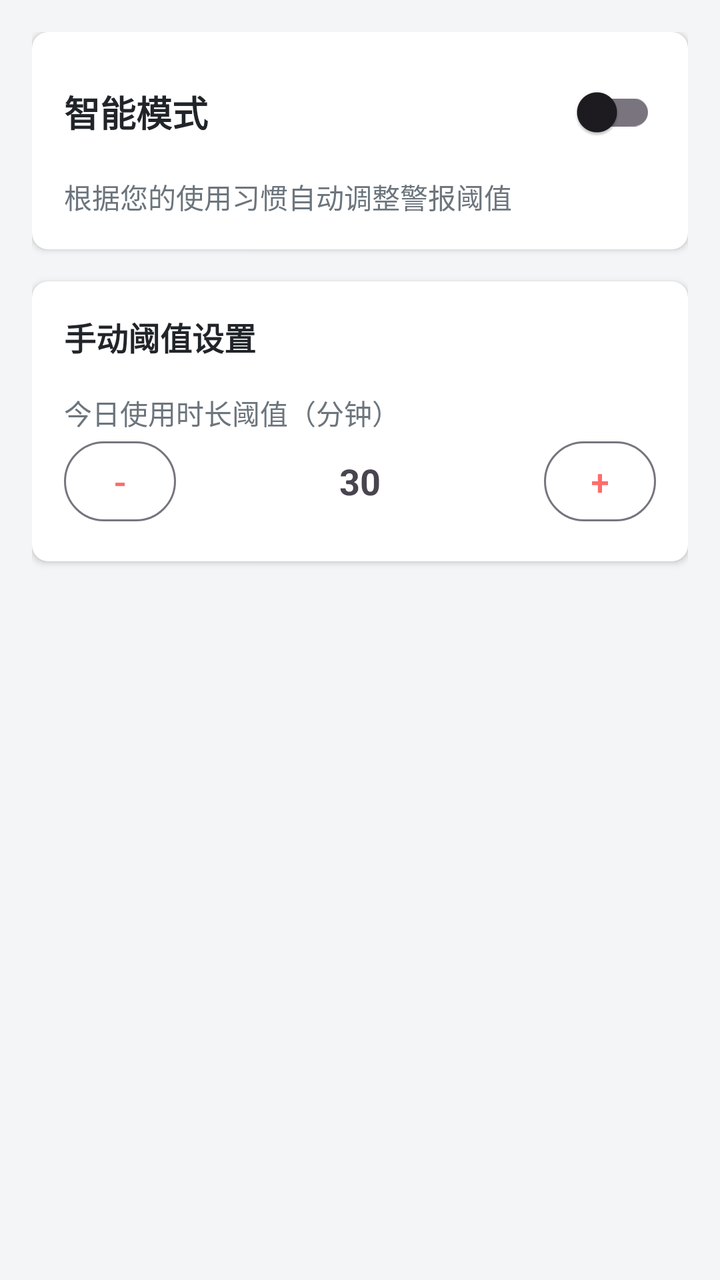
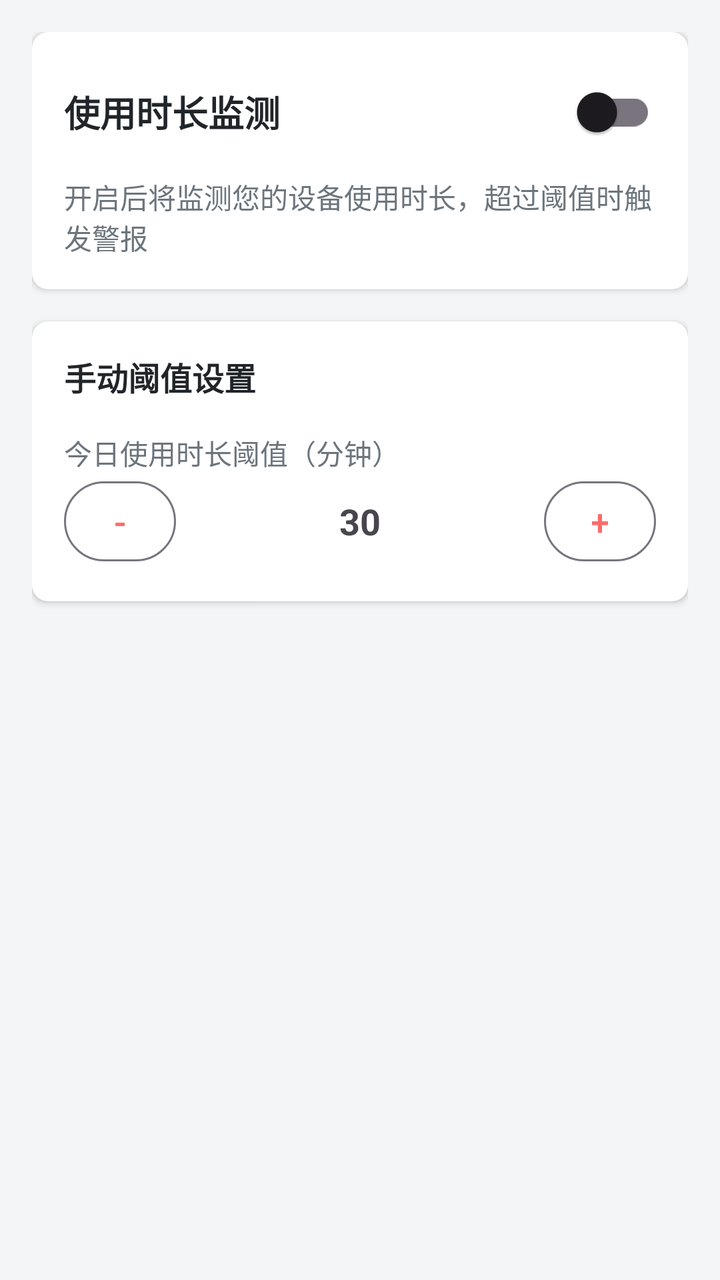

The first picture is an Android layout as it rendered before a commit; the second is the same layout after the commit. The layout source and the unified diff follow.
<!-- AndroidManifest.xml: application theme Theme.LiveWell -->
<!-- res/layout/dialog_usage_settings.xml -->
<?xml version="1.0" encoding="utf-8"?>
<ScrollView xmlns:android="http://schemas.android.com/apk/res/android"
    xmlns:app="http://schemas.android.com/apk/res-auto"
    android:layout_width="match_parent"
    android:layout_height="wrap_content"
    android:padding="16dp">

    <LinearLayout
        android:layout_width="match_parent"
        android:layout_height="wrap_content"
        android:orientation="vertical">

        
        <androidx.cardview.widget.CardView
            android:layout_width="match_parent"
            android:layout_height="wrap_content"
            app:cardCornerRadius="8dp"
            app:cardElevation="2dp"
            android:layout_marginBottom="16dp">

            <LinearLayout
                android:layout_width="match_parent"
                android:layout_height="wrap_content"
                android:orientation="vertical"
                android:padding="16dp">

                <LinearLayout
                    android:layout_width="match_parent"
                    android:layout_height="wrap_content"
                    android:orientation="horizontal"
                    android:gravity="center_vertical">

                    <TextView
                        android:layout_width="0dp"
                        android:layout_height="wrap_content"
                        android:layout_weight="1"
                        android:text="智能模式"
                        android:textSize="18sp"
                        android:textStyle="bold"
                        android:textColor="@color/text_primary"/>

                    <androidx.appcompat.widget.SwitchCompat
                        android:id="@+id/switchSmartMode"
                        android:layout_width="wrap_content"
                        android:layout_height="wrap_content"/>

                </LinearLayout>

                <TextView
                    android:layout_width="match_parent"
                    android:layout_height="wrap_content"
                    android:text="根据您的使用习惯自动调整警报阈值"
                    android:textSize="14sp"
                    android:textColor="@color/text_secondary"
                    android:layout_marginTop="8dp"/>

            </LinearLayout>

        </androidx.cardview.widget.CardView>

        

       

       
<androidx.cardview.widget.CardView
    android:id="@+id/cardThresholds"
    android:layout_width="match_parent"
    android:layout_height="wrap_content"
    app:cardCornerRadius="8dp"
    app:cardElevation="2dp"
    android:layout_marginBottom="16dp">

    <LinearLayout
        android:layout_width="match_parent"
        android:layout_height="wrap_content"
        android:orientation="vertical"
        android:padding="16dp">

        <TextView
            android:layout_width="match_parent"
            android:layout_height="wrap_content"
            android:text="手动阈值设置"
            android:textSize="16sp"
            android:textStyle="bold"
            android:textColor="@color/text_primary"
            android:layout_marginBottom="16dp"/>

        
        <TextView
            android:layout_width="match_parent"
            android:layout_height="wrap_content"
            android:text="今日使用时长阈值（分钟）"
            android:textSize="14sp"
            android:textColor="@color/text_secondary"/>

        <LinearLayout
            android:layout_width="match_parent"
            android:layout_height="wrap_content"
            android:orientation="horizontal"
            android:gravity="center_vertical">

            <Button
                android:id="@+id/btnAppUsageMinus"
                android:layout_width="56dp"
                android:layout_height="48dp"
                android:text="-"
                android:textSize="18sp"
                style="@style/Widget.Material3.Button.OutlinedButton"/>

            <TextView
                android:id="@+id/tvAppUsageValue"
                android:layout_width="0dp"
                android:layout_height="wrap_content"
                android:layout_weight="1"
                android:text="30"
                android:textSize="18sp"
                android:textAlignment="center"
                android:textStyle="bold"/>

            <Button
                android:id="@+id/btnAppUsagePlus"
                android:layout_width="56dp"
                android:layout_height="48dp"
                android:text="+"
                android:textSize="18sp"
                style="@style/Widget.Material3.Button.OutlinedButton"/>

        </LinearLayout>

    </LinearLayout>

</androidx.cardview.widget.CardView>

    </LinearLayout>

</ScrollView>
<!-- resources referenced by this layout -->
<resources>
  <color name="text_primary">#212529</color>
  <color name="text_secondary">#6C757D</color>
  <style name="Theme.LiveWell" parent="Theme.Material3.DayNight.NoActionBar">
          <item name="colorPrimary">@color/primary</item>
          <item name="colorPrimaryVariant">@color/primary_dark</item>
          <item name="colorOnPrimary">@color/white</item>
          <item name="colorSecondary">@color/primary_light</item>
          <item name="colorSecondaryVariant">@color/primary</item>
          <item name="colorOnSecondary">@color/primary_dark</item>
          <item name="android:windowBackground">@color/background</item>
          <item name="android:statusBarColor">@color/primary</item>
      </style>
  <color name="primary">#FF6B6B</color>
  <color name="primary_dark">#FF5252</color>
  <color name="white">#FFFFFF</color>
  <color name="primary_light">#FFE5E5</color>
  <color name="background">#F4F5F6</color>
</resources>

<!-- the commit's change to res/layout/dialog_usage_settings.xml (unified diff, before → after) -->
@@ -34,7 +34,7 @@
                         android:layout_width="0dp"
                         android:layout_height="wrap_content"
                         android:layout_weight="1"
-                        android:text="智能模式"
+                        android:text="使用时长监测"
                         android:textSize="18sp"
                         android:textStyle="bold"
                         android:textColor="@color/text_primary"/>
@@ -49,7 +49,7 @@
                 <TextView
                     android:layout_width="match_parent"
                     android:layout_height="wrap_content"
-                    android:text="根据您的使用习惯自动调整警报阈值"
+                    android:text="开启后将监测您的设备使用时长，超过阈值时触发警报"
                     android:textSize="14sp"
                     android:textColor="@color/text_secondary"
                     android:layout_marginTop="8dp"/>
